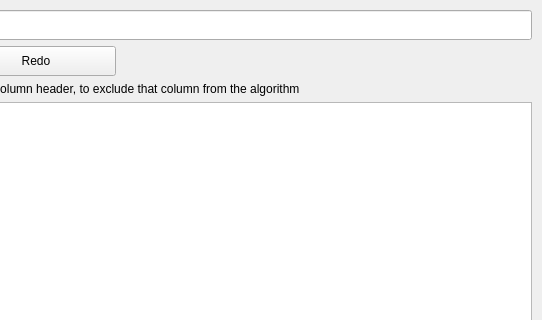
Above: assets/main_window.ui from Bensikrac/GroupGen before the change; both pictures show x 610 to 1152 and y 0 to 320 of the 1152 by 648 pixel window. Below: the same form after it.
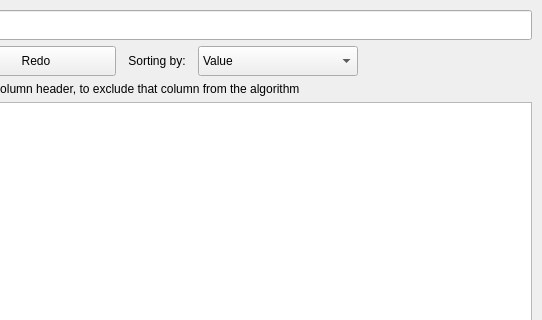
That is the form after the change. Custom widgets are drawn as their Qt base class.

Commit message: sorting of distribution added with sortingBox in UI, tests

Diff of the .ui file:
```diff
--- a/assets/main_window.ui
+++ b/assets/main_window.ui
@@ -204,6 +204,72 @@
          </property>
         </widget>
        </item>
+       <item>
+        <widget class="QLabel" name="sorting_label">
+         <property name="sizePolicy">
+          <sizepolicy hsizetype="Fixed" vsizetype="Fixed">
+           <horstretch>0</horstretch>
+           <verstretch>0</verstretch>
+          </sizepolicy>
+         </property>
+         <property name="minimumSize">
+          <size>
+           <width>70</width>
+           <height>30</height>
+          </size>
+         </property>
+         <property name="locale">
+          <locale language="English" country="Germany"/>
+         </property>
+         <property name="text">
+          <string>Sorting by:</string>
+         </property>
+         <property name="alignment">
+          <set>Qt::AlignmentFlag::AlignCenter</set>
+         </property>
+        </widget>
+       </item>
+       <item>
+        <widget class="QComboBox" name="sorting_comboBox">
+         <property name="sizePolicy">
+          <sizepolicy hsizetype="Fixed" vsizetype="Fixed">
+           <horstretch>0</horstretch>
+           <verstretch>0</verstretch>
+          </sizepolicy>
+         </property>
+         <property name="minimumSize">
+          <size>
+           <width>160</width>
+           <height>30</height>
+          </size>
+         </property>
+         <property name="editable">
+          <bool>false</bool>
+         </property>
+         <property name="currentIndex">
+          <number>0</number>
+         </property>
+         <property name="maxVisibleItems">
+          <number>2</number>
+         </property>
+         <property name="insertPolicy">
+          <enum>QComboBox::InsertPolicy::NoInsert</enum>
+         </property>
+         <property name="placeholderText">
+          <string/>
+         </property>
+         <item>
+          <property name="text">
+           <string>Value</string>
+          </property>
+         </item>
+         <item>
+          <property name="text">
+           <string>Frequency</string>
+          </property>
+         </item>
+        </widget>
+       </item>
       </layout>
      </widget>
     </item>
```
The commit also changes 2 other files.
